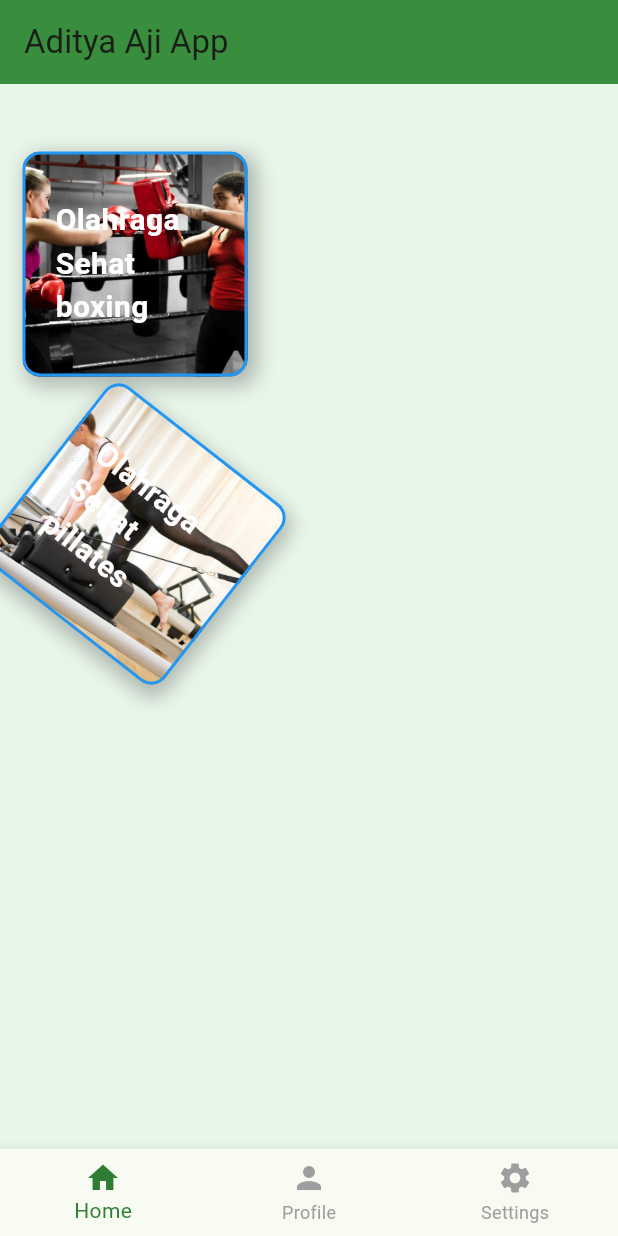
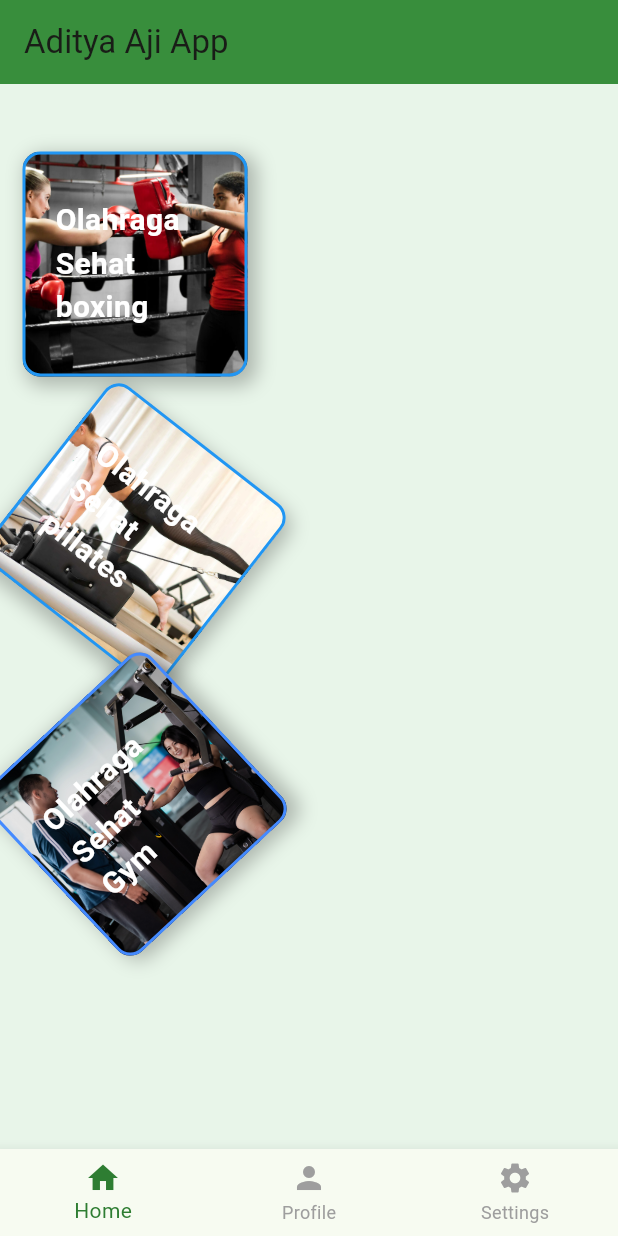
Before and after one commit to adityaaji03/tugas_week_5_1123150023, a Flutter app: the screen it shows after launch, on a phone screen of 412 x 824 dp. Run offline on Flutter 3.47's test engine with Material 3 defaults, Android fonts, the phone set to English and light mode, and no system bars.

Commit message:
commit ke empat

```diff
--- a/lib/main.dart
+++ b/lib/main.dart
@@ -61,7 +61,19 @@ class _HomePageState extends State<HomePage> {
             borderColor: Colors.blue,
           ),
         ),
-
+        Transform.rotate(
+          angle: -43 * 3.14159 / 180,
+          child: _buildSansContainer(
+            image: "assets/images/gym.png",
+            title: "Gym",
+            borderColor: Colors.blueAccent,
+            gradient: const LinearGradient(
+              colors: [Colors.yellow, Colors.greenAccent, Colors.blue],
+              begin: Alignment.bottomLeft,
+              end: Alignment.topRight,
+            ),
+          ),
+        ),
       ],
     );
   }
```
